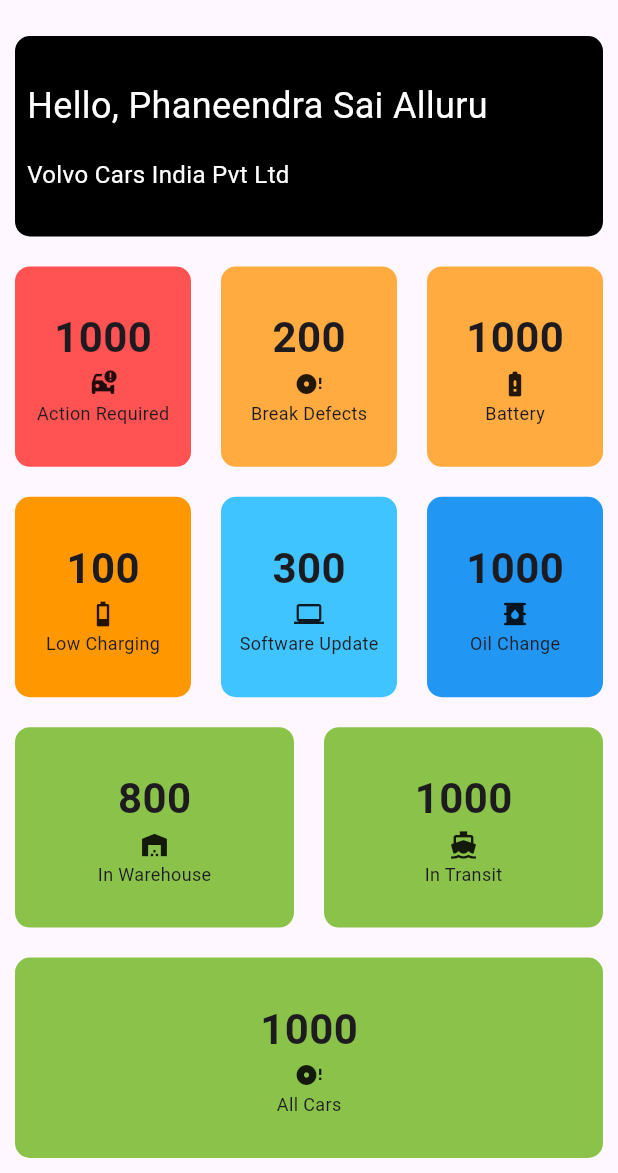
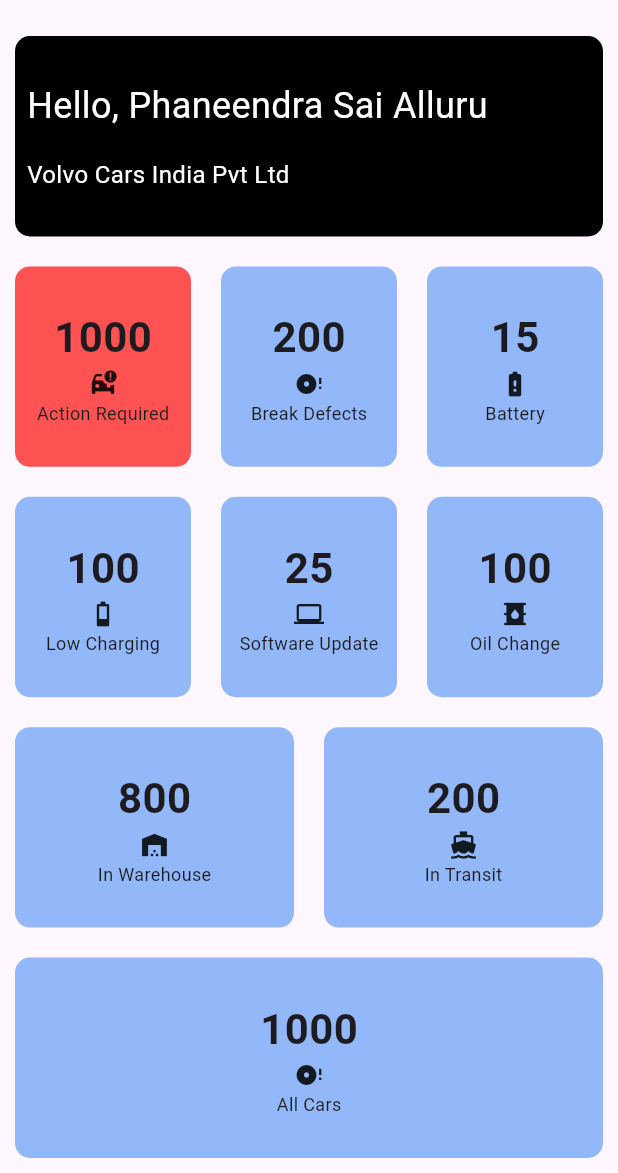
Before and after one commit to PhaneendraSai-Alluru/Fleet_Buddy, a Flutter app: the screen1 screen opened by its route, on a phone screen of 412 x 824 dp, the part 63-1236 px from its top. Run offline on Flutter 3.47's test engine with Material 3 defaults, Android fonts, the phone set to English and light mode, and no system bars; our stand-ins replace flutter_map, latlong2.

```diff
--- a/lib/input_page.dart
+++ b/lib/input_page.dart
@@ -39,7 +39,7 @@
                   ),
                   Expanded(
                     child: Reusable_Card(
-                      colour: Colors.orangeAccent,
+                      colour: Color(0XFF92B8F9),
                       carChild: IconContents(
                         icon: Icons.disc_full,
                         title_text: '200',
@@ -49,10 +49,10 @@
                   ),
                   Expanded(
                     child: Reusable_Card(
-                      colour: Colors.orangeAccent,
+                      colour: Color(0XFF92B8F9),
                       carChild: IconContents(
                         icon: Icons.battery_alert_rounded,
-                        title_text: '1000',
+                        title_text: '15',
                         sub_title: 'Battery',
                       ),
                     ),
@@ -67,7 +67,7 @@
                 children: [
                   Expanded(
                     child: Reusable_Card(
-                      colour: Colors.orange,
+                      colour: Color(0XFF92B8F9),
                       carChild: IconContents(
                         icon: Icons.battery_2_bar_outlined,
                         title_text: '100',
@@ -77,20 +77,20 @@
                   ),
                   Expanded(
                     child: Reusable_Card(
-                      colour: Colors.lightBlueAccent,
+                      colour: Color(0XFF92B8F9),
                       carChild: IconContents(
                         icon: Icons.computer,
-                        title_text: '300',
+                        title_text: '25',
                         sub_title: 'Software Update',
                       ),
                     ),
                   ),
                   Expanded(
                     child: Reusable_Card(
-                      colour: Colors.blue,
+                      colour: Color(0XFF92B8F9),
                       carChild: IconContents(
                         icon: Icons.oil_barrel,
-                        title_text: '1000',
+                        title_text: '100',
                         sub_title: 'Oil Change',
                       ),
                     ),
@@ -105,7 +105,7 @@
                 children: [
                   Expanded(
                     child: Reusable_Card(
-                      colour: Colors.lightGreen,
+                      colour: Color(0XFF92B8F9),
                       carChild: IconContents(
                         icon: Icons.warehouse,
                         title_text: '800',
@@ -115,10 +115,10 @@
                   ),
                   Expanded(
                     child: Reusable_Card(
-                      colour: Colors.lightGreen,
+                      colour: Color(0XFF92B8F9),
                       carChild: IconContents(
                         icon: Icons.directions_boat_filled,
-                        title_text: '1000',
+                        title_text: '200',
                         sub_title: 'In Transit',
                       ),
                     ),
@@ -128,7 +128,7 @@
             ),
             Expanded(
               child: Reusable_Card(
-                colour: Colors.lightGreen,
+                colour: Color(0XFF92B8F9),
                 carChild: IconContents(
                   icon: Icons.disc_full,
                   title_text: '1000',
```
